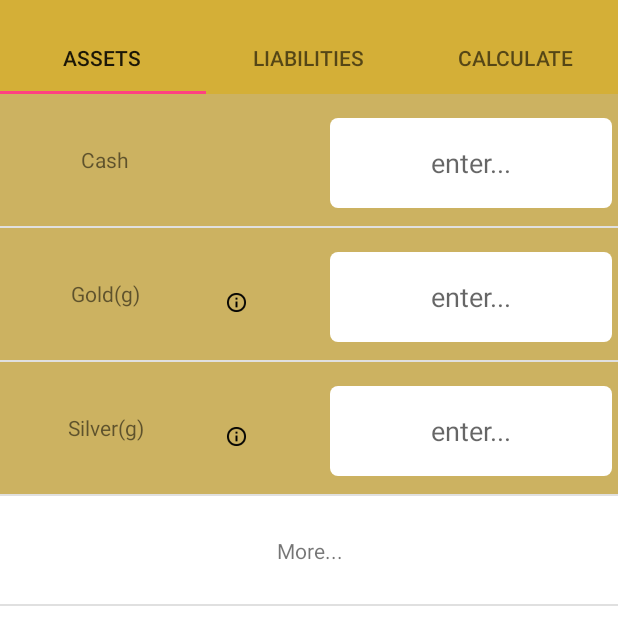
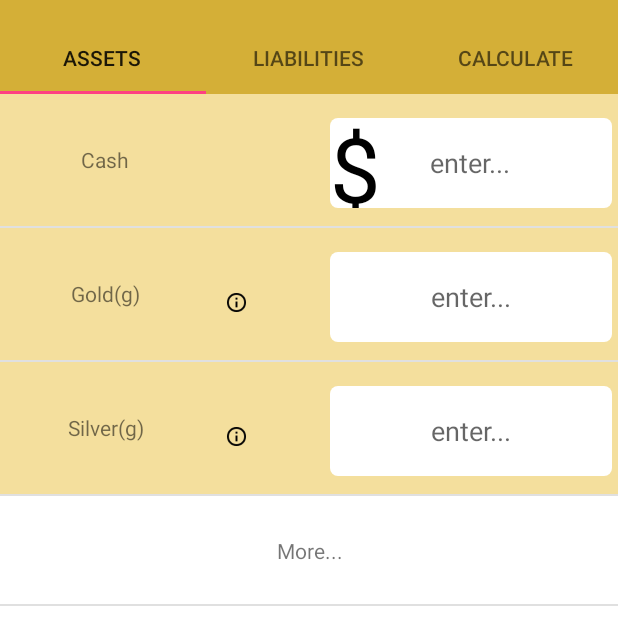
Before and after one commit to adil659/ZakatApp, an Android app: the screen it shows after launch (MainActivity), on a phone screen of 412 x 824 dp, the part 62-681 px from its top. Run offline under Robolectric (Android 15) with nearby library versions, the phone set to English and light mode, and no system bars.

Commit message:
Add dollar sign next to answerbox
Added dollar sign next to answer box, in future this should change to
whatever currency the user is calculating in. (pounds, euros, etc.)

```diff
--- a/app/src/main/java/com/ideas/innovative/zakatapp/AssetsFragment.java
+++ b/app/src/main/java/com/ideas/innovative/zakatapp/AssetsFragment.java
@@ -39,6 +39,7 @@ public class AssetsFragment extends android.support.v4.app.Fragment {
 // TODO put faq items in openable tabs
 // TODO setup reminder system for when user wants to pay zakat every year
 // TODO make setting to use gold or silver nisab, or use lowest or highest value
+// TODO maybe make a homepage, options to calculate zakat, view previous calculations, see previous gold and silver prices on different days
 
 
 
--- a/app/src/main/java/com/ideas/innovative/zakatapp/PaymentItemsAdapter.java
+++ b/app/src/main/java/com/ideas/innovative/zakatapp/PaymentItemsAdapter.java
@@ -61,10 +61,10 @@ public class PaymentItemsAdapter extends ArrayAdapter {
 
         rowView.findViewById(R.id.info_image).setVisibility(View.INVISIBLE);
 
-
+        boolean isGoldOrSilverBox = false;
         switch(arrayList.get(position)) {
             case "Gold(g)":
-
+                isGoldOrSilverBox = true;
                 mGoldImageView = rowView.findViewById(R.id.info_image);
                 mGoldImageView.setVisibility(View.VISIBLE);
                 mGoldImageView.setOnClickListener(new View.OnClickListener() {
@@ -82,6 +82,7 @@ public class PaymentItemsAdapter extends ArrayAdapter {
                 });
                 break;
             case "Silver(g)":
+                isGoldOrSilverBox = true;
                 mSilverImageView = rowView.findViewById(R.id.info_image);
                 mSilverImageView.setVisibility(View.VISIBLE);
                 mSilverImageView.setOnClickListener(new View.OnClickListener() {
@@ -103,7 +104,9 @@ public class PaymentItemsAdapter extends ArrayAdapter {
 
         final EditTextListView editTextListView = rowView.findViewById(R.id.answerBox);
         editTextListView.setPosition(position);
-
+        if (!isGoldOrSilverBox) {
+            editTextListView.setCompoundDrawablesWithIntrinsicBounds(new TextDrawable("$", editTextListView.getHeight()), null, null, null);
+        }
         editTextListView.setOnFocusChangeListener(new View.OnFocusChangeListener() {
             @Override
             public void onFocusChange(View v, boolean hasFocus) {
--- /dev/null
+++ b/app/src/main/java/com/ideas/innovative/zakatapp/TextDrawable.java
@@ -0,0 +1,53 @@
+package com.ideas.innovative.zakatapp;
+
+import android.graphics.Canvas;
+import android.graphics.Color;
+import android.graphics.ColorFilter;
+import android.graphics.Paint;
+import android.graphics.PixelFormat;
+import android.graphics.drawable.Drawable;
+import android.support.annotation.NonNull;
+import android.support.annotation.Nullable;
+
+/**
+ * Created by adil6 on 2019-07-22.
+ */
+
+public class TextDrawable extends Drawable {
+
+    private final String text;
+    private final Paint paint;
+    private float height;
+
+    public TextDrawable(String text, float height) {
+        this.text = text;
+        this.paint = new Paint();
+        this.height = height;
+        paint.setColor(Color.BLACK);
+        paint.setTextSize(90f);
+        paint.setAntiAlias(true);
+        paint.setTextAlign(Paint.Align.LEFT);
+    }
+
+
+    @Override
+    public void draw(@NonNull Canvas canvas) {
+        canvas.drawText(text, 0, 40, paint);
+    }
+
+    @Override
+    public void setAlpha(int alpha) {
+        paint.setAlpha(alpha);
+
+    }
+
+    @Override
+    public void setColorFilter(@Nullable ColorFilter colorFilter) {
+        paint.setColorFilter(colorFilter);
+    }
+
+    @Override
+    public int getOpacity() {
+        return PixelFormat.TRANSLUCENT;
+    }
+}
--- a/app/src/main/res/values/colors.xml
+++ b/app/src/main/res/values/colors.xml
@@ -7,7 +7,7 @@
     <color name="colorGold">#d4af37</color>
     <color name="colorGol2d">#d7b855</color>
     <color name="colorGol3d">#ccb261</color>
-    <color name="trial1">#ccb261</color>
+    <color name="trial1">#f4df9d</color>
 
 
     <color name="vanillaBrown">#fcf2d3</color>
```
